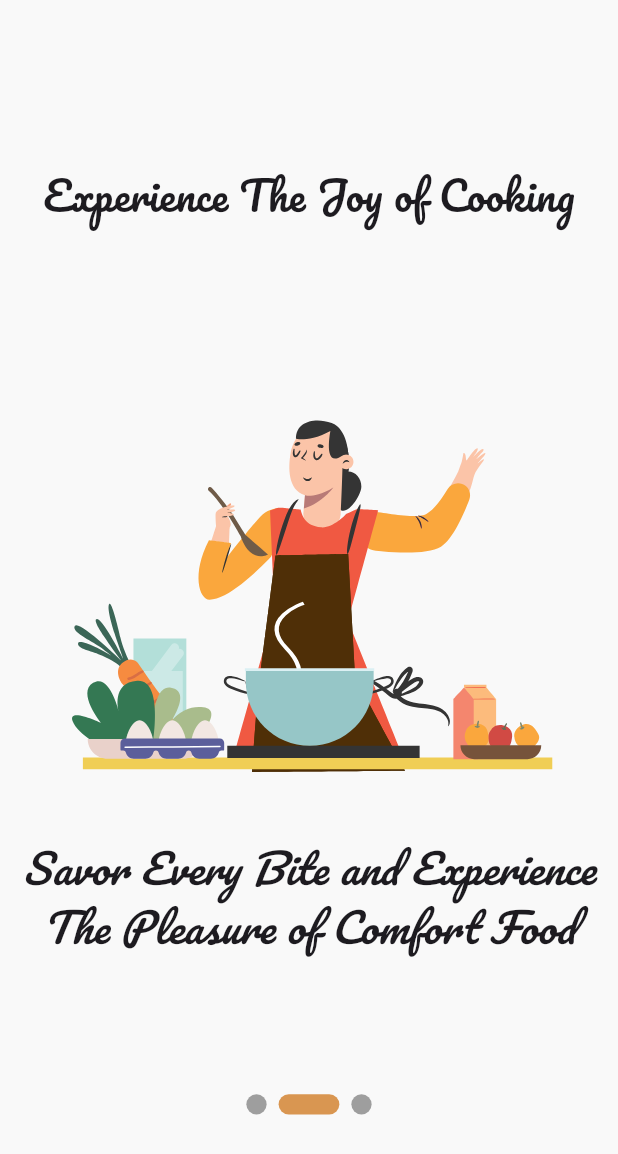
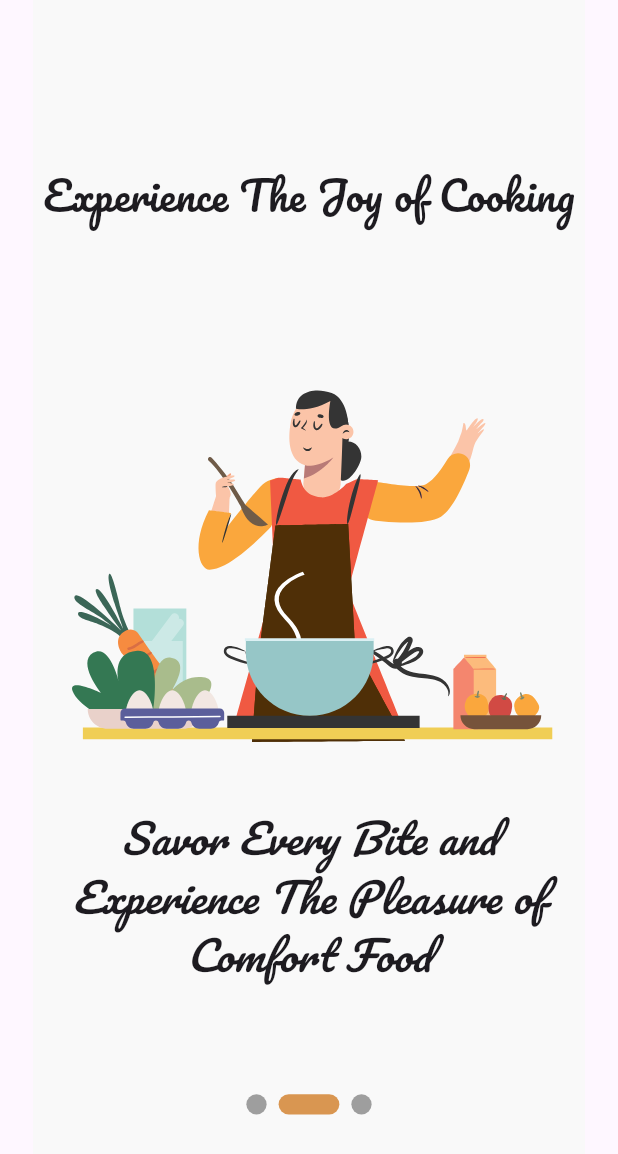
Before and after one commit to EqiBaihaqi/Mini_Project_Alterra, a Flutter app: the screen it shows after launch, swiped to page 2, on a phone screen of 412 x 824 dp. Shown: the top 1154 px of the screen. Run offline on Flutter 3.47's test engine with Material 3 defaults, Android fonts, the phone set to English and light mode, and no system bars; drawn by our look-alikes of smooth_page_indicator; our stand-ins replace dio, flutter_gemini, flutter_widget_from_html, google_fonts, loading_animation_widget, lottie; missing offline and left inert: colorful_iconify_flutter, floating_navigation_bar, iconify_flutter.

Commit message:
Edit Onboarding Pages

```diff
--- a/lib/page/home.dart
+++ b/lib/page/home.dart
@@ -1,5 +1,5 @@
 import 'package:flutter/material.dart';
-import 'package:flutter/services.dart';
+
 import 'package:provider/provider.dart';
 import 'package:your_comfort_food/page/alternate_ingredient/alternate_ingredient_page.dart';
 import 'package:your_comfort_food/page/home_page/home_page.dart';
@@ -18,9 +18,6 @@ class Home extends StatefulWidget {
 class _HomeState extends State<Home> {
   @override
   void initState() {
-    SystemChrome.setEnabledSystemUIMode(SystemUiMode.manual,
-        overlays: [SystemUiOverlay.bottom]);
-
     WidgetsBinding.instance.addPostFrameCallback((timeStamp) {
       Provider.of<HomePageViewModel>(context, listen: false).getRandomRecipe();
     });
--- a/lib/page/onboarding_page/widgets/screen_1.dart
+++ b/lib/page/onboarding_page/widgets/screen_1.dart
@@ -16,6 +16,7 @@ class _Screen1State extends State<Screen1> {
   @override
   Widget build(BuildContext context) {
     return Container(
+       margin: const EdgeInsets.symmetric(horizontal: 22),
       color: ColorConstant.whitishGray,
       child: Column(
         children: [
--- a/lib/page/onboarding_page/widgets/screen_2.dart
+++ b/lib/page/onboarding_page/widgets/screen_2.dart
@@ -15,6 +15,7 @@ class _Screen2State extends State<Screen2> {
   @override
   Widget build(BuildContext context) {
     return Container(
+      margin: const EdgeInsets.symmetric(horizontal: 22),
       color: ColorConstant.whitishGray,
       child: Column(
         children: [
@@ -26,7 +27,7 @@ class _Screen2State extends State<Screen2> {
             ),
           ),
           Container(
-              margin: const EdgeInsets.only(top: 40),
+              margin: const EdgeInsets.only(top: 20),
               child: Lottie.asset(AnimationConstant.cook,
                   height: 350, width: 350)),
           Padding(
--- a/lib/page/onboarding_page/widgets/screen_3.dart
+++ b/lib/page/onboarding_page/widgets/screen_3.dart
@@ -17,6 +17,7 @@ class _Screen3State extends State<Screen3> {
   Widget build(BuildContext context) {
     return Container(
       color: ColorConstant.whitishGray,
+      margin: const EdgeInsets.symmetric(horizontal: 22),
       child: Column(
         children: [
           Container(
@@ -27,6 +28,7 @@ class _Screen3State extends State<Screen3> {
             margin: const EdgeInsets.only(top: 10),
             child: Text(
               'Whip Up Your Favorite Recipe!',
+              textAlign: TextAlign.center,
               style: TextStyleConstant.pacifioRegular.copyWith(fontSize: 27),
             ),
           ),
```
